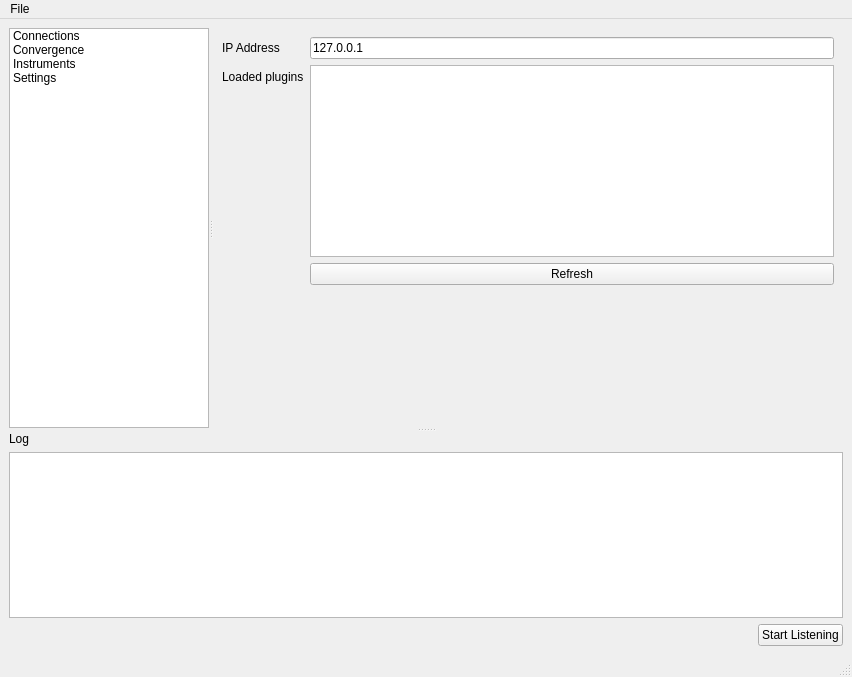
Above: Stabilizer/UX/MainWindow.ui from timmb/Ensemble before the change. Below: the same form after it.
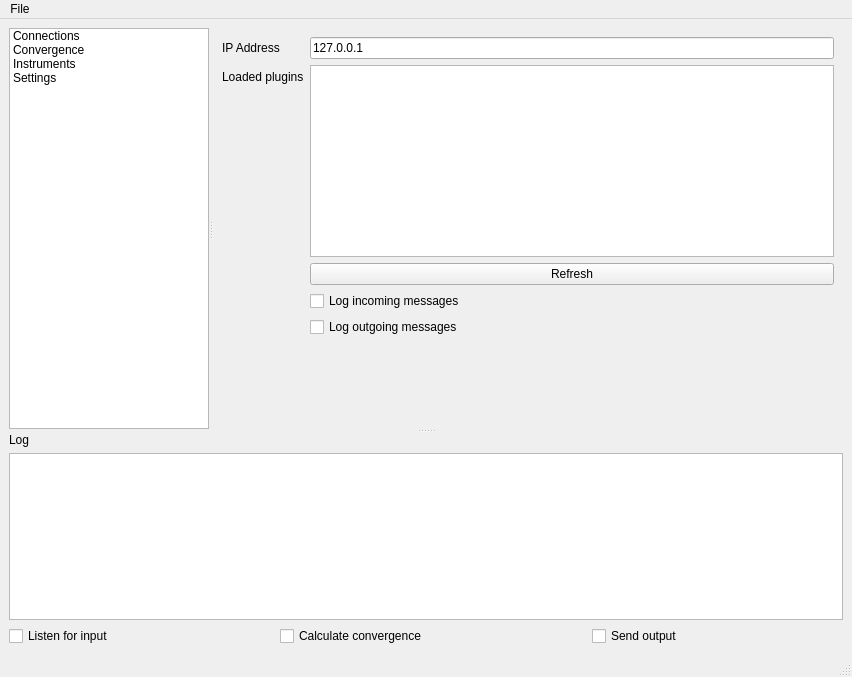
That is the form after the change.

Diff of the .ui file:
```diff
--- a/Stabilizer/UX/MainWindow.ui
+++ b/Stabilizer/UX/MainWindow.ui
@@ -226,7 +226,7 @@
             </property>
            </widget>
           </item>
-          <item row="3" column="1">
+          <item row="5" column="1">
            <spacer name="verticalSpacer">
             <property name="orientation">
              <enum>Qt::Vertical</enum>
@@ -239,6 +239,20 @@
             </property>
            </spacer>
           </item>
+          <item row="3" column="1">
+           <widget class="QCheckBox" name="logIncomingMessagesCheckbox">
+            <property name="text">
+             <string>Log incoming messages</string>
+            </property>
+           </widget>
+          </item>
+          <item row="4" column="1">
+           <widget class="QCheckBox" name="logOutgoingMessagesCheckbox">
+            <property name="text">
+             <string>Log outgoing messages</string>
+            </property>
+           </widget>
+          </item>
          </layout>
         </widget>
        </widget>
@@ -273,6 +287,53 @@
           <property name="sizeConstraint">
            <enum>QLayout::SetFixedSize</enum>
           </property>
+          <item>
+           <widget class="QCheckBox" name="enableInputCheckbox">
+            <property name="text">
+             <string>Listen for input</string>
+            </property>
+           </widget>
+          </item>
+          <item>
+           <spacer name="horizontalSpacer_2">
+            <property name="orientation">
+             <enum>Qt::Horizontal</enum>
+            </property>
+            <property name="sizeHint" stdset="0">
+             <size>
+              <width>40</width>
+              <height>20</height>
+             </size>
+            </property>
+           </spacer>
+          </item>
+          <item>
+           <widget class="QCheckBox" name="calculateConvergenceCheckbox">
+            <property name="text">
+             <string>Calculate convergence</string>
+            </property>
+           </widget>
+          </item>
+          <item>
+           <spacer name="horizontalSpacer_3">
+            <property name="orientation">
+             <enum>Qt::Horizontal</enum>
+            </property>
+            <property name="sizeHint" stdset="0">
+             <size>
+              <width>40</width>
+              <height>20</height>
+             </size>
+            </property>
+           </spacer>
+          </item>
+          <item>
+           <widget class="QCheckBox" name="enableOutputCheckbox">
+            <property name="text">
+             <string>Send output</string>
+            </property>
+           </widget>
+          </item>
           <item>
            <spacer name="horizontalSpacer">
             <property name="orientation">
@@ -286,13 +347,6 @@
             </property>
            </spacer>
           </item>
-          <item>
-           <widget class="QPushButton" name="startOrStopListeningButton">
-            <property name="text">
-             <string>Start Listening</string>
-            </property>
-           </widget>
-          </item>
          </layout>
         </item>
        </layout>
```
